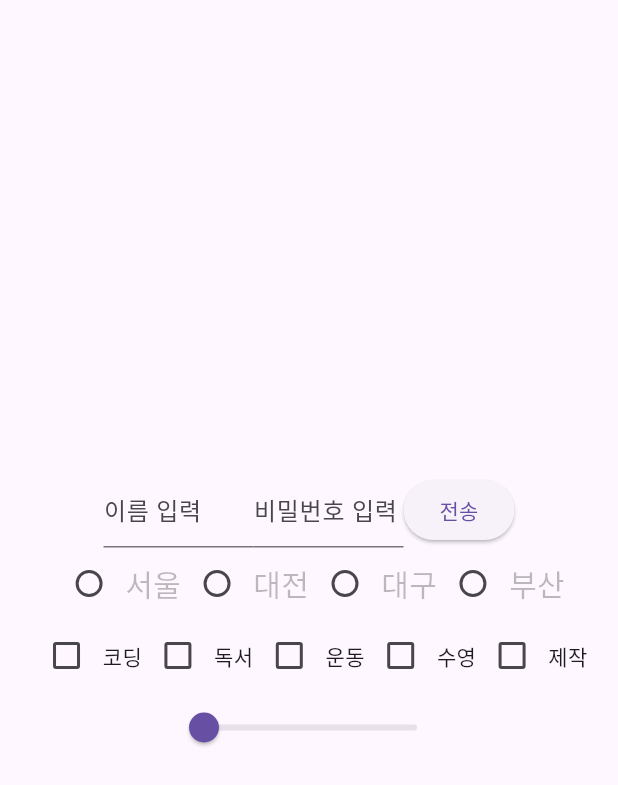
After one commit to ba6853ak/flutter_study, a Flutter app: the screen it shows after launch, after a tap on "FormW", on a phone screen of 412 x 824 dp. The commit adds this screen. Shown: the top 785 px of the screen. Run offline on Flutter 3.47's test engine with Material 3 defaults, Android fonts, the phone set to English and light mode, and no system bars.

Commit message:
Feat: 체크박스, 슬라이더, 라디오버튼, 폼 생성

```diff
--- a/lib/Home.dart
+++ b/lib/Home.dart
@@ -49,6 +49,11 @@ class Home extends StatelessWidget {
               print('ParentChild Click');
               Navigator.pushNamed(context, '/parentChild');
             }, child: Text('값 건네받기')),
+            SizedBox(height: 10,),
+            ElevatedButton(onPressed: () { // 익명함수라고 함.
+              print('FormW Click');
+              Navigator.pushNamed(context, '/formW');
+            }, child: Text('FormW')),
           ],
         ),
       ),
--- /dev/null
+++ b/lib/def2/FormW.dart
@@ -0,0 +1,241 @@
+import 'package:flutter/material.dart';
+
+class FormW extends StatefulWidget {
+  const FormW({super.key});
+
+  @override
+  State<FormW> createState() => _FormWState();
+}
+
+class _FormWState extends State<FormW> {
+  double _phoneNumber = 1000000000; // 초기값은 최소값으로 설정
+
+
+  @override
+  Widget build(BuildContext context) {
+    return MaterialApp(
+      home: Scaffold(
+        body: Row(
+          mainAxisAlignment: MainAxisAlignment.center,
+          children: [
+            Column(
+              mainAxisAlignment: MainAxisAlignment.center,
+              children: [
+                _FormArea(),
+                _RadioArea(),
+                _CheckBox(),
+                _SliderArea(),
+              ],
+            )
+          ],
+        ),
+      ),
+    );
+  }
+}
+
+
+/**
+ *
+ */
+
+class _SliderArea extends StatefulWidget {
+  const _SliderArea({super.key});
+
+  @override
+  State<_SliderArea> createState() => _SliderAreaState();
+}
+
+class _SliderAreaState extends State<_SliderArea> {
+
+  double _phoneNumber = 1000000000.0;
+
+  @override
+  Widget build(BuildContext context) {
+    return Slider(value: _phoneNumber, onChanged: (value) {
+      setState(() {
+        _phoneNumber = value;
+
+      });
+    },
+      min: 1000000000,// 최소값
+      max: 1099999999,// 최대값
+      divisions: 99999999,
+      label: _phoneNumber.toStringAsFixed(0),
+    );
+  }
+}
+
+
+
+/**
+ *
+ */
+
+class _CheckBox extends StatefulWidget {
+  const _CheckBox({super.key});
+
+  @override
+  State<_CheckBox> createState() => _CheckBoxState();
+}
+
+class _CheckBoxState extends State<_CheckBox> {
+
+  List<String> _hobbies = ['코딩', '독서', '운동', '수영', '제작'];
+  Map<String, bool> _selectedHobbies = {}; // Map 기본 표시
+
+  @override
+  void initState() {
+    print('init');
+    super.initState();
+
+    for (var h in _hobbies) {
+      _selectedHobbies[h] = false;
+    }
+  }
+
+  @override
+  Widget build(BuildContext context) {
+    return                 // CheckBox
+      Row(
+        children: [
+          ..._hobbies.map((hobby) {
+
+            bool _isSelected = _selectedHobbies[hobby] ?? false;
+
+            return Row(
+              children: [
+
+                Checkbox(value: _isSelected, onChanged: (value) {
+                  setState(() {
+                    _selectedHobbies[hobby] = value ?? false;
+                  });
+
+                }),
+                Text(hobby,
+                  style: TextStyle(
+
+                  ),),
+              ],
+            );
+          }).toList(),
+        ],
+      );
+  }
+}
+
+/**
+ *
+ */
+
+class _RadioArea extends StatefulWidget {
+  const _RadioArea({super.key});
+
+  @override
+  State<_RadioArea> createState() => _RadioAreaState();
+}
+
+class _RadioAreaState extends State<_RadioArea> {
+  List<String> cities = ['서울', '대전', '대구', '부산'];
+  String? _citieValue = null;
+
+  @override
+  Widget build(BuildContext context) {
+    return Row(
+      children: [
+        ...cities.map((city) {
+          bool isSelectedCity = (city == _citieValue);
+
+          return Row(
+            children: [
+              Radio<String>(
+                value: city,
+                groupValue: _citieValue,
+                activeColor: Colors.greenAccent,
+                onChanged: (value) {
+                  setState(() {
+                    _citieValue = value;
+                    print(_citieValue);
+                  });
+                },
+              ),
+              Text(
+                city,
+                style: TextStyle(
+                    fontSize: 20,
+                    color: isSelectedCity ? Colors.red : Colors.black26,
+                    fontWeight:
+                        isSelectedCity ? FontWeight.bold : FontWeight.normal),
+              )
+            ],
+          );
+        })
+      ],
+    );
+  }
+}
+
+
+/**
+ *
+ */
+
+class _FormArea extends StatefulWidget {
+  const _FormArea({super.key});
+
+  @override
+  State<_FormArea> createState() => _FormAreaState();
+}
+
+class _FormAreaState extends State<_FormArea> {
+  String? _userName = null;
+  String? _userPassword = null;
+
+  @override
+  Widget build(BuildContext context) {
+    return Row(
+      children: [
+        Container(
+          width: 100,
+          height: 50,
+          child: TextFormField(
+            decoration: InputDecoration(
+              label: Text('이름 입력'),
+            ),
+            keyboardType: TextInputType.visiblePassword,
+            onChanged: (value) {
+              print('${value}');
+              setState(() {
+                _userName = value ?? '';
+              });
+            },
+          ),
+        ),
+        Container(
+          width: 100,
+          height: 50,
+          child: TextFormField(
+            decoration: InputDecoration(
+              label: Text('비밀번호 입력'),
+            ),
+            obscureText: true,
+            keyboardType: TextInputType.visiblePassword,
+            onChanged: (value) {
+              print('${value}');
+              setState(() {
+                _userPassword = value ?? '';
+              });
+            },
+          ),
+        ),
+        ElevatedButton(
+          onPressed: () {
+            print("_userName: ${_userName}");
+            print("_userPassword: ${_userPassword}");
+          },
+          child: Text('전송'),
+        ),
+      ],
+    );
+  }
+}
--- a/lib/routes.dart
+++ b/lib/routes.dart
@@ -9,6 +9,7 @@ import 'def/BoxCon.dart';
 import 'def/Con2.dart';
 import 'def2/Counter.dart';
 import 'def2/ParentChild.dart';
+import 'def2/FormW.dart';
 // Java Map ( Hash Map Key:Value )
 final Map<String, WidgetBuilder> routes = {
   "/home": (context) => Home(),
@@ -21,4 +22,5 @@ final Map<String, WidgetBuilder> routes = {
   "/con2": (context) => Con2(),
   "/counter": (context) => Counter(),
   "/parentChild": (context) => ParentChild(),
+  "/formW": (context) => FormW(),
 };
```
